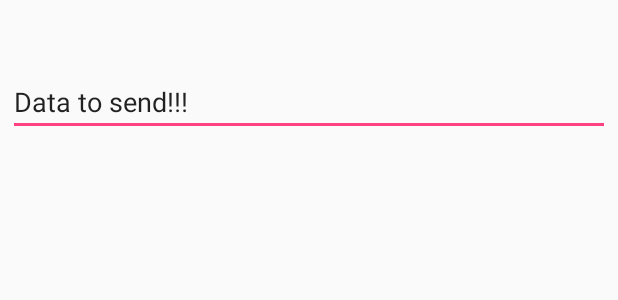
After one commit to am3ience/NFC_android_app, an Android app: the layout beam2.xml on its own in the app's theme, with its tools: preview values and no code run, on a phone screen of 412 x 824 dp. The commit adds this screen. Shown: the top 300 px of the screen. Run offline under Robolectric (Android 15) with nearby library versions, the phone set to English and light mode, and no system bars.

Commit message:
new beam activity, fixed android manifest

```diff
--- a/app/src/main/java/com/example/paul/nfc2/BeamDisplayActivity.java
+++ b/app/src/main/java/com/example/paul/nfc2/BeamDisplayActivity.java
@@ -28,12 +28,10 @@ public class BeamDisplayActivity extends Activity {
         super.onResume();
         Intent intent = getIntent();
         if (NfcAdapter.ACTION_NDEF_DISCOVERED.equals(intent.getAction())) {
-            Parcelable[] rawMessages = intent.getParcelableArrayExtra(
-                    NfcAdapter.EXTRA_NDEF_MESSAGES);
+            Parcelable[] rawMessages = intent.getParcelableArrayExtra(NfcAdapter.EXTRA_NDEF_MESSAGES);
 
-            NdefMessage message = (NdefMessage) rawMessages[0]; // only one message transferred
+            NdefMessage message = (NdefMessage) rawMessages[0];
             mTextView.setText(new String(message.getRecords()[0].getPayload()));
-
         } else
             mTextView.setText("Waiting for NDEF Message");
 
--- a/app/src/main/res/layout/activity_main.xml
+++ b/app/src/main/res/layout/activity_main.xml
@@ -31,6 +31,11 @@
             android:layout_height="wrap_content"
             android:text="Beam Messenger"/>
         <Button
+            android:id="@+id/buttonBeam2"
+            android:layout_width="match_parent"
+            android:layout_height="wrap_content"
+            android:text="Beam Messenger 2"/>
+        <Button
             android:text="File Transfer"
             android:layout_width="match_parent"
             android:layout_height="wrap_content"
--- /dev/null
+++ b/app/src/main/res/layout/beam2.xml
@@ -0,0 +1,27 @@
+<?xml version="1.0" encoding="utf-8"?>
+<LinearLayout xmlns:android="http://schemas.android.com/apk/res/android"
+    android:orientation="vertical" android:layout_width="match_parent"
+    android:layout_height="match_parent">
+
+    <LinearLayout
+        android:layout_width="match_parent"
+        android:layout_height="wrap_content"
+        android:orientation="vertical"
+        android:layout_centerHorizontal="true"
+        android:layout_centerVertical="true"
+        android:padding="5dp">
+        <ImageView
+            android:id="@+id/image"
+            android:layout_width="match_parent"
+            android:layout_height="wrap_content"
+            android:padding="10dp" />
+        <EditText
+            android:id="@+id/textData"
+            android:layout_width="match_parent"
+            android:layout_marginTop="20dp"
+            android:layout_height="wrap_content"
+            android:text="Data to send!!!"
+            android:hint="Your data here!"/>
+    </LinearLayout>
+
+</LinearLayout>
```
Also changed, not shown: app/src/main/AndroidManifest.xml (+12 -1 lines), app/src/main/java/com/example/paul/nfc2/BeamActivity2.java (added, +64 -0 lines).
